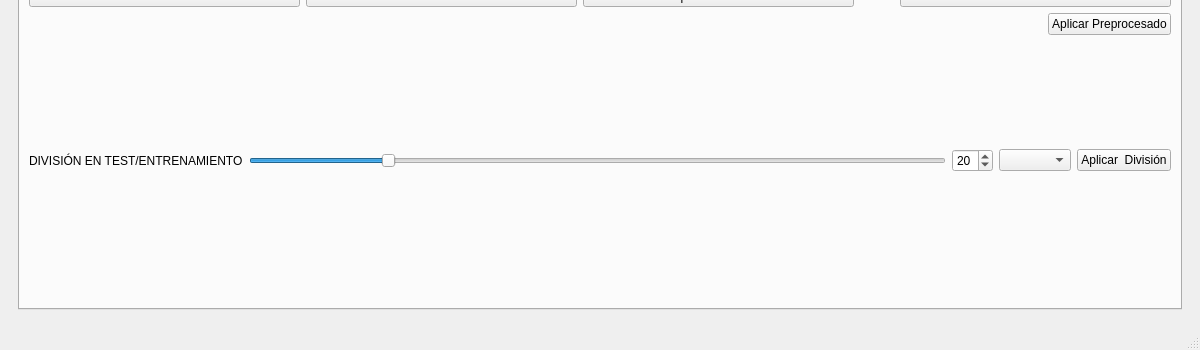
This is precompiladoUI/MainWindow.ui in Yoelcanarion/Proyecto-IS as Qt 5 draws it before an edit; both pictures show x 0 to 1200 and y 450 to 800 of the 1200 by 800 pixel window. The edited form follows.
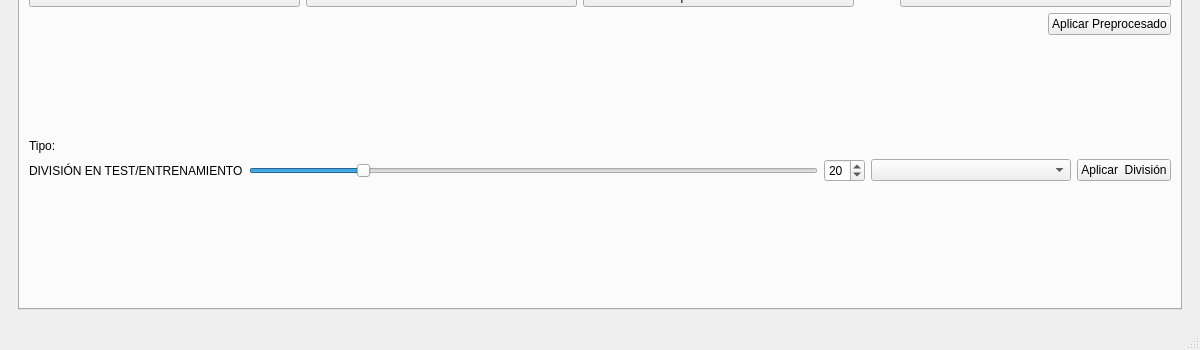
This is the edited form. Icons and pictures are not drawn.

Commit message: Utima version correspondiente a la v 1.0.0 trae cambios menores en la interfaz y se eliminan archivos innecesarios

Patch:
```diff
--- a/precompiladoUI/MainWindow.ui
+++ b/precompiladoUI/MainWindow.ui
@@ -282,6 +282,13 @@
              </property>
             </spacer>
            </item>
+           <item>
+            <widget class="QLabel" name="lblTipoModelo">
+             <property name="text">
+              <string>Tipo:</string>
+             </property>
+            </widget>
+           </item>
            <item>
             <layout class="QHBoxLayout" name="conjuntoDatosGrafica">
              <item>
@@ -318,7 +325,20 @@
               </widget>
              </item>
              <item>
-              <widget class="QComboBox" name="cmbModelos"/>
+              <widget class="QComboBox" name="cmbModelos">
+               <property name="sizePolicy">
+                <sizepolicy hsizetype="Preferred" vsizetype="Fixed">
+                 <horstretch>0</horstretch>
+                 <verstretch>0</verstretch>
+                </sizepolicy>
+               </property>
+               <property name="minimumSize">
+                <size>
+                 <width>200</width>
+                 <height>0</height>
+                </size>
+               </property>
+              </widget>
              </item>
              <item>
               <widget class="QPushButton" name="botonDividirTest">
```
The commit also changes 4 other files.
